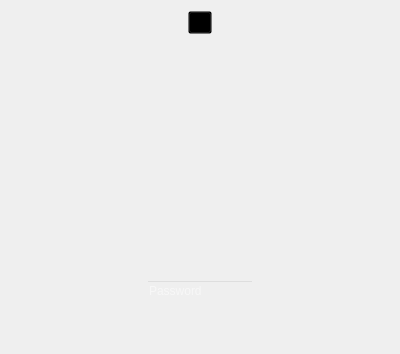
This is UI/badger_ubuntu_22_04.ui in textbrowser/badger as Qt 5 draws it before an edit. The edited form follows.
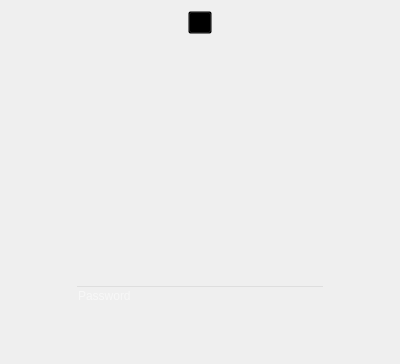
This is the edited form.

What changed in the file:
```diff
--- a/UI/badger_ubuntu_22_04.ui
+++ b/UI/badger_ubuntu_22_04.ui
@@ -7,7 +7,7 @@
     <x>0</x>
     <y>0</y>
     <width>400</width>
-    <height>354</height>
+    <height>364</height>
    </rect>
   </property>
   <property name="windowTitle">
@@ -87,8 +87,15 @@
          <verstretch>0</verstretch>
         </sizepolicy>
        </property>
+       <property name="font">
+        <font>
+         <pointsize>15</pointsize>
+         <weight>75</weight>
+         <bold>true</bold>
+        </font>
+       </property>
        <property name="styleSheet">
-        <string notr="true">QWidget {background: transparent;}</string>
+        <string notr="true">QWidget {background: transparent; border: 0px;}</string>
        </property>
        <property name="verticalScrollBarPolicy">
         <enum>Qt::ScrollBarAlwaysOff</enum>
@@ -179,6 +186,12 @@
          <verstretch>0</verstretch>
         </sizepolicy>
        </property>
+       <property name="minimumSize">
+        <size>
+         <width>250</width>
+         <height>0</height>
+        </size>
+       </property>
        <property name="styleSheet">
         <string notr="true">QWidget {background: transparent; color: white;}</string>
        </property>
```
